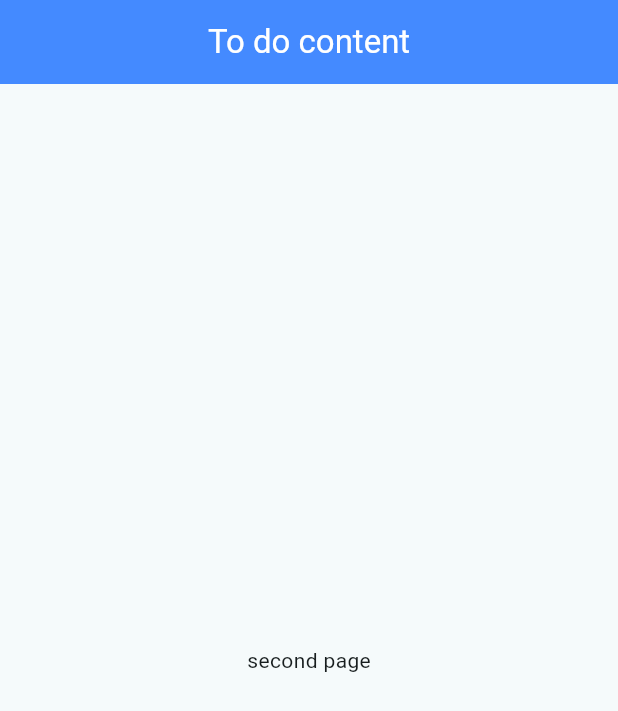
After one commit to leesunmin1231/to_do_list_flutter, a Flutter app: the TododetailPage screen opened by its route, on a phone screen of 412 x 824 dp. The commit adds this screen. Shown: the top 711 px of the screen. Run offline on Flutter 3.47's test engine with Material 3 defaults, Android fonts, the phone set to English and light mode, and no system bars; our stand-ins replace flutter_riverpod, go_router, hooks_riverpod, riverpod_annotation; generated files the repository leaves out were written again.

Commit message:
feat: tododetail 페이지 추가

```diff
--- a/lib/src/configs/app_router.dart
+++ b/lib/src/configs/app_router.dart
@@ -1,6 +1,7 @@
 import 'package:go_router/go_router.dart';
 import 'package:hooks_riverpod/hooks_riverpod.dart';
 import 'package:riverpod_annotation/riverpod_annotation.dart';
+import 'package:to_do_list/src/features/tododetail/pages/tododetail_page.dart';
 import 'package:to_do_list/src/features/todolist/pages/todolist_page.dart';
 
 part 'app_router.g.dart';
@@ -14,6 +15,10 @@ GoRouter router(Ref ref) {
         path: '/todolist',
         builder: (_, __) => const TodoListPage(),
       ),
+      GoRoute(
+        path: '/tododetail',
+        builder: (_, __) => const TododetailPage(),
+      ),
     ],
   );
   ref.onDispose(router.dispose);
--- /dev/null
+++ b/lib/src/features/tododetail/pages/tododetail_page.dart
@@ -0,0 +1,20 @@
+import 'package:flutter/material.dart';
+
+class TododetailPage extends StatelessWidget {
+  const TododetailPage({super.key});
+
+  @override
+  Widget build(BuildContext context) {
+    return Scaffold(
+        appBar: AppBar(
+          title: const Center(
+            child: Text(
+              "To do content",
+              style: TextStyle(color: Colors.white),
+            ),
+          ),
+          backgroundColor: Colors.blueAccent,
+        ),
+        body: const Center(child: Text('second page')));
+  }
+}
```
